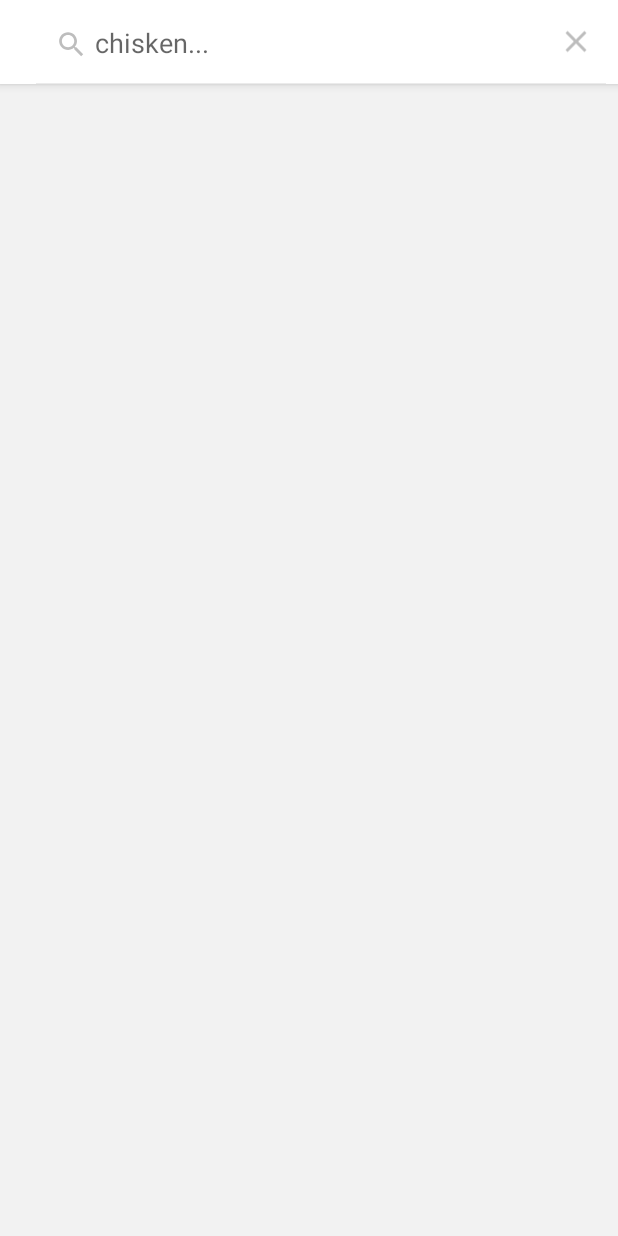
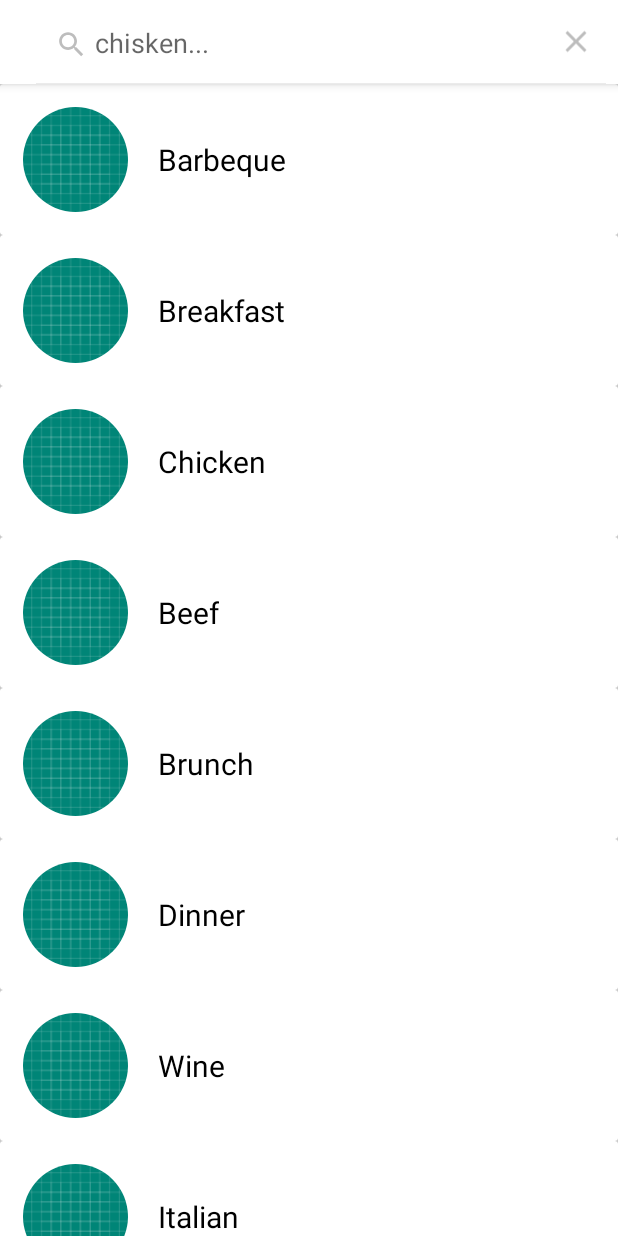
Before and after one commit to igor1965/FoodRecipes, an Android app: the screen it shows after launch (RecipeListActivity), after a tap on "Search", on a phone screen of 412 x 824 dp. Run offline under Robolectric (Android 15) with nearby library versions, the phone set to English and light mode, and no system bars; our stand-ins replace CircleImageView; pictures from the network do not load.

Commit message:
multiply view

```diff
--- a/app/build.gradle
+++ b/app/build.gradle
@@ -52,4 +52,7 @@ dependencies {
     // Glide
     implementation "com.github.bumptech.glide:glide:$glideVersion"
     annotationProcessor "com.github.bumptech.glide:compiler:$glideVersion"
+
+    //Circle ImageView
+    implementation 'de.hdodenhof:circleimageview:3.0.1'
 }
--- a/app/src/main/java/com/igor/foodrecipes/RecipeListActivity.java
+++ b/app/src/main/java/com/igor/foodrecipes/RecipeListActivity.java
@@ -44,6 +44,10 @@ public class RecipeListActivity extends BaseActivity implements OnRecipeListener
         subscribeObservers();
         //testRetrofitRequest();
         initSearchView();
+        if (!mRecipeListViewModel.isViewingRecipes()){
+            //display search categories
+            displaySearchCategories();
+        }
 
     }
     private void subscribeObservers(){
@@ -74,6 +78,7 @@ public class RecipeListActivity extends BaseActivity implements OnRecipeListener
         searchView.setOnQueryTextListener(new SearchView.OnQueryTextListener() {
             @Override
             public boolean onQueryTextSubmit(String s) {
+                mAdapter.displayLoading();
                 mRecipeListViewModel.searchRecipesApi(s, 1);
                 return false;
             }
@@ -155,6 +160,14 @@ public class RecipeListActivity extends BaseActivity implements OnRecipeListener
 
     @Override
     public void onCategoryClick(String category) {
+        mAdapter.displayLoading();
+        mRecipeListViewModel.searchRecipesApi(category, 1);
 
     }
+    private void displaySearchCategories(){
+        Log.d(TAG, "displaySearchCategories: called.");
+        mRecipeListViewModel.setIsViewingRecipes(false);
+        mAdapter.displaySearchCategories();
+    }
+
 }
--- /dev/null
+++ b/app/src/main/java/com/igor/foodrecipes/adapters/CategoryViewHolder.java
@@ -0,0 +1,35 @@
+package com.igor.foodrecipes.adapters;
+
+import android.support.annotation.NonNull;
+import android.support.v7.widget.RecyclerView;
+import android.view.View;
+import android.widget.TextView;
+
+import com.igor.foodrecipes.R;
+
+import de.hdodenhof.circleimageview.CircleImageView;
+
+/**
+ * ViewHolder for search categories
+ */
+public class CategoryViewHolder extends RecyclerView.ViewHolder implements
+        View.OnClickListener
+{
+    CircleImageView categoryImage;
+    TextView categoryTitle;
+    OnRecipeListener listener;
+
+    public CategoryViewHolder(@NonNull View itemView, OnRecipeListener onRecipeListener) {
+        super(itemView);
+        categoryImage = itemView.findViewById(R.id.category_image);
+        categoryTitle = itemView.findViewById(R.id.category_title);
+        listener = onRecipeListener;
+
+        itemView.setOnClickListener(this);
+    }
+
+    @Override
+    public void onClick(View view) {
+        listener.onCategoryClick(categoryTitle.getText().toString());
+    }
+}
--- a/app/src/main/java/com/igor/foodrecipes/adapters/RecipeRecyclerAdapter.java
+++ b/app/src/main/java/com/igor/foodrecipes/adapters/RecipeRecyclerAdapter.java
@@ -1,5 +1,7 @@
 package com.igor.foodrecipes.adapters;
 
+import android.content.Context;
+import android.net.Uri;
 import android.support.annotation.NonNull;
 import android.support.v7.widget.RecyclerView;
 import android.view.LayoutInflater;
@@ -10,10 +12,19 @@ import com.bumptech.glide.Glide;
 import com.bumptech.glide.request.RequestOptions;
 import com.igor.foodrecipes.R;
 import com.igor.foodrecipes.models.Recipe;
+import com.igor.foodrecipes.util.Constants;
 
+import java.io.InputStream;
+import java.util.ArrayList;
 import java.util.List;
 
 public class RecipeRecyclerAdapter extends RecyclerView.Adapter<RecyclerView.ViewHolder> {
+
+    private static final int RECIPE_TYPE = 1;
+    private static final int LOADING_TYPE = 2;
+    private static final int CATEGORY_TYPE = 3;
+
+    private Context context;
 
     private List<Recipe> mRecipes;
     private OnRecipeListener mOnRecipeListener;
@@ -26,14 +37,33 @@ public class RecipeRecyclerAdapter extends RecyclerView.Adapter<RecyclerView.Vie
     @NonNull
     @Override
     public RecyclerView.ViewHolder onCreateViewHolder(@NonNull ViewGroup viewGroup, int i) {
-        View view = LayoutInflater.from(viewGroup.getContext()).inflate(R.layout.layout_recipe_list_item, viewGroup, false);
+
+        View view =null;
+        switch (i){
+            case RECIPE_TYPE:{
+                view = LayoutInflater.from(viewGroup.getContext()).inflate(R.layout.layout_recipe_list_item, viewGroup, false);
                 return new RecipeViewHolder(view, mOnRecipeListener);
+            }
+            case LOADING_TYPE:{
+                view = LayoutInflater.from(viewGroup.getContext()).inflate(R.layout.layout_loading_list_item, viewGroup, false);
+                return new LoadingViewHolder(view);
+            }case CATEGORY_TYPE:{
+                view = LayoutInflater.from(viewGroup.getContext()).inflate(R.layout.layout_category_list_item, viewGroup, false);
+                return new CategoryViewHolder(view,mOnRecipeListener);
+            }
+            default:{
+                view = LayoutInflater.from(viewGroup.getContext()).inflate(R.layout.layout_recipe_list_item, viewGroup, false);
+                return new RecipeViewHolder(view, mOnRecipeListener);
+            }
+        }
 
     }
 
     @Override
     public void onBindViewHolder(@NonNull RecyclerView.ViewHolder viewHolder, int i) {
 
+        int itemViewType = getItemViewType(i);
+        if (itemViewType == RECIPE_TYPE){
             RequestOptions options = new RequestOptions()
                     .placeholder(R.drawable.ic_launcher_background);
             Glide.with(viewHolder.itemView.getContext())
@@ -46,6 +76,72 @@ public class RecipeRecyclerAdapter extends RecyclerView.Adapter<RecyclerView.Vie
             ((RecipeViewHolder)viewHolder).socialScore.setText(String.valueOf(Math.round(mRecipes.get(i).getSocial_rank())));
 
         }
+        else if (itemViewType == CATEGORY_TYPE){
+            RequestOptions options = new RequestOptions()
+                    .placeholder(R.drawable.ic_launcher_background);
+
+            Uri path = Uri.parse("android.resource://com.igor.foodrecipes/drawable/" + mRecipes.get(i).getImage_url());
+
+            Glide.with(viewHolder.itemView.getContext())
+                    .setDefaultRequestOptions(options)
+                    .load(path)
+                    .into(((CategoryViewHolder)viewHolder).categoryImage);
+
+            ((CategoryViewHolder)viewHolder).categoryTitle.setText(mRecipes.get(i).getTitle());
+
+
+        }
+
+    }
+
+    @Override
+    public int getItemViewType(int position) {
+        if (mRecipes.get(position).getSocial_rank() == -1){
+            return CATEGORY_TYPE;
+        }
+        else if(mRecipes.get(position).getTitle().equals("LOADING...")){
+            return LOADING_TYPE;
+        }
+        else{
+            return RECIPE_TYPE;
+        }
+
+    }
+    public void displayLoading(){
+        if(!isLoading()){
+            Recipe recipe = new Recipe();
+            recipe.setTitle("LOADING...");
+            List<Recipe> loadingList = new ArrayList<>();
+            loadingList.add(recipe);
+            mRecipes = loadingList;
+            notifyDataSetChanged();
+        }
+    }
+    private boolean isLoading(){
+        if (mRecipes!= null){
+            if(mRecipes.size() > 0){
+                if(mRecipes.get(mRecipes.size() - 1).getTitle().equals("LOADING...")){
+                    return true;
+                }
+            }
+        }
+
+        return false;
+    }
+
+    public void displaySearchCategories(){
+        List<Recipe> categories = new ArrayList<>();
+        for(int i = 0; i < Constants.DEFAULT_SEARCH_CATEGORIES.length; i++){
+            Recipe recipe = new Recipe();
+            recipe.setTitle(Constants.DEFAULT_SEARCH_CATEGORIES[i]);
+            recipe.setImage_url(Constants.DEFAULT_SEARCH_CATEGORY_IMAGES[i]);
+            recipe.setSocial_rank(-1);
+            categories.add(recipe);
+        }
+        mRecipes = categories;
+        notifyDataSetChanged();
+    }
+
 
     @Override
     public int getItemCount() {
--- a/app/src/main/java/com/igor/foodrecipes/util/Constants.java
+++ b/app/src/main/java/com/igor/foodrecipes/util/Constants.java
@@ -5,4 +5,21 @@ public class Constants {
     public  static final int NETWORK_TIMEOUT = 3000;
 
     public static final String API_KEY = "de41778381ce35fe86fc0f1763ee71e6";
+
+    public static final String[] DEFAULT_SEARCH_CATEGORIES =
+            {"Barbeque", "Breakfast", "Chicken", "Beef", "Brunch", "Dinner", "Wine", "Italian"};
+
+    public static final String[] DEFAULT_SEARCH_CATEGORY_IMAGES =
+            {
+                    "barbeque",
+                    "breakfast",
+                    "chicken",
+                    "beef",
+                    "brunch",
+                    "dinner",
+                    "wine",
+                    "italian"
+            };
+
+
 }
--- a/app/src/main/java/com/igor/foodrecipes/viewmodels/RecipeListViewModel.java
+++ b/app/src/main/java/com/igor/foodrecipes/viewmodels/RecipeListViewModel.java
@@ -13,17 +13,27 @@ public class RecipeListViewModel extends ViewModel {
 
    // private MutableLiveData<List<Recipe>> mRecipes = new MutableLiveData<>();
     private RecipeRepository mRecipeRepository;
+    private boolean mIsViewingRecipes;
 
     public RecipeListViewModel() {
 
         mRecipeRepository = RecipeRepository.getInstance();
     }
     public LiveData<List<Recipe>> getRecipes() {
+        mIsViewingRecipes = false;
         return mRecipeRepository.getRecipes();
     }
     public void searchRecipesApi(String query,int pageNumber) {
-
+        mIsViewingRecipes = true;
         mRecipeRepository.searchRecipesApi(query, pageNumber);
     }
+    public boolean isViewingRecipes() {
+        return mIsViewingRecipes;
+    }
+
+    public void setIsViewingRecipes(boolean isViewingRecipes){
+        mIsViewingRecipes = isViewingRecipes;
+    }
+
 
 }
--- /dev/null
+++ b/app/src/main/res/layout/layout_category_list_item.xml
@@ -0,0 +1,35 @@
+<?xml version="1.0" encoding="utf-8"?>
+<android.support.v7.widget.CardView
+    xmlns:android="http://schemas.android.com/apk/res/android"
+    android:layout_width="match_parent"
+    android:layout_height="wrap_content"
+    xmlns:app="http://schemas.android.com/apk/res-auto"
+    android:id="@+id/card_view"
+    app:cardElevation="10dp">
+
+    <LinearLayout
+        android:layout_width="match_parent"
+        android:layout_height="wrap_content"
+        android:padding="15dp"
+        android:orientation="horizontal"
+        android:gravity="center_vertical">
+
+        <de.hdodenhof.circleimageview.CircleImageView
+            android:layout_width="70dp"
+            android:layout_height="70dp"
+            android:src="@drawable/ic_launcher_background"
+            android:id="@+id/category_image" />
+
+        <TextView
+            android:layout_width="wrap_content"
+            android:layout_height="wrap_content"
+            android:textColor="#000"
+            android:text="Barbeque"
+            android:layout_marginStart="20dp"
+            android:layout_marginLeft="20dp"
+            android:textSize="20sp"
+            android:id="@+id/category_title"/>
+
+    </LinearLayout>
+
+</android.support.v7.widget.CardView>
--- a/build.gradle
+++ b/build.gradle
@@ -7,7 +7,7 @@ buildscript {
 
     }
     dependencies {
-        classpath 'com.android.tools.build:gradle:3.5.1'
+        classpath 'com.android.tools.build:gradle:3.5.2'
 
         // NOTE: Do not place your application dependencies here; they belong
         // in the individual module build.gradle files
```
Also changed, not shown: app/src/main/java/com/igor/foodrecipes/adapters/LoadingViewHolder.java (added, +11 -0 lines), app/src/main/java/com/igor/foodrecipes/util/HorizontalDottedProgress.java (added, +133 -0 lines), app/src/main/res/layout/layout_loading_list_item.xml (added, +14 -0 lines). Lines whose indentation alone changed are shown as unchanged.
